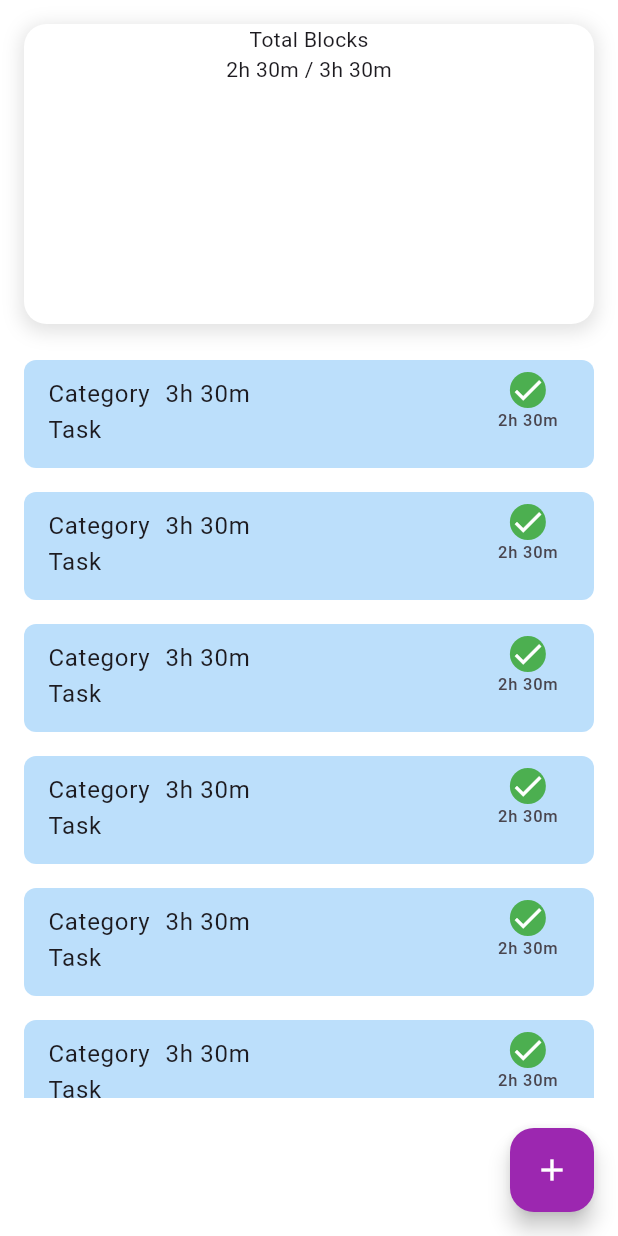
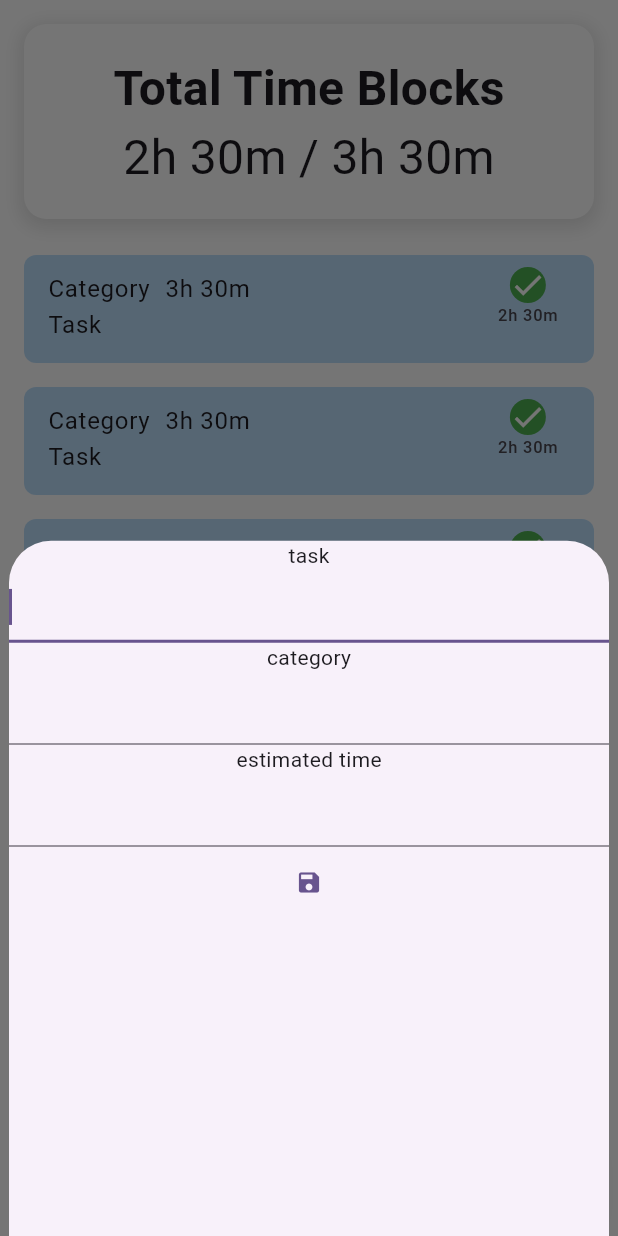
Before and after one commit to kabbotalukder/mindblocks-flutter, a Flutter app: the screen it shows after launch, after a tap on the "add" icon, on a phone screen of 412 x 824 dp. Run offline on Flutter 3.47's test engine with Material 3 defaults, Android fonts, the phone set to English and light mode, and no system bars.

```diff
--- a/lib/home_view.dart
+++ b/lib/home_view.dart
@@ -2,16 +2,20 @@ import 'package:flutter/material.dart';
 import 'package:mindblocks/timerapp.dart';
 
 class HomeView extends StatefulWidget {
-  const HomeView({super.key});
+  HomeView({super.key});
 
-  var taskList = [
-    {
-      "taskName": "task 1",
-      "taskCategory": "coding",
-      "taskEstTime": 1800,
-      "taskTimer": 0
-    }
-  ];
+  String? newTaskTitle;
+  String? newTaskCategory;
+  String? newTaskEst;
+
+  // var taskList = [
+  //   {
+  //     "taskName": "task 1",
+  //     "taskCategory": "coding",
+  //     "taskEstTime": 1800,
+  //     "taskTimer": 0
+  //   }
+  // ];
 
   @override
   State<HomeView> createState() => _HomeViewState();
@@ -47,10 +51,58 @@ class _HomeViewState extends State<HomeView> {
       // ),
       floatingActionButton: FloatingActionButton(
         onPressed: (){
-          print("fein");
+          showModalBottomSheet(
+              context: context,
+              builder: (context) => SingleChildScrollView(
+                child: Container(
+                  height: 600,
+                  width: 400,
+                  child: Column(
+                    children: [
+                      const Text("task"),
+                      TextField(
+                        autofocus: true,
+                        onChanged: (
+                            (value) {
+                              widget.newTaskTitle = value;
+                            }
+                        ),
+                      ),
+                      const Text("category"),
+                      TextField(
+                        autofocus: true,
+                        onChanged: (
+                            (value) {
+                              widget.newTaskCategory = value;
+                            }
+                        ),
+                      ),
+                      const Text("estimated time"),
+                      TextField(
+                        autofocus: true,
+                        onChanged: (
+                            (value) {
+                              widget.newTaskEst = value;
+                            }
+                        ),
+                      ),
+                      TextButton(
+                          onPressed: (){
+
+                            Navigator.pop(context);
+                          },
+                          child: const Icon(
+                            Icons.save
+                          )
+                      )
+                    ],
+                  ),
+                ),
+              )
+          );
         },
         backgroundColor: Colors.purple,
-        child: Icon(
+        child: const Icon(
           Icons.add,
           color: Colors.white,
         ),
@@ -71,16 +123,29 @@ class _HomeViewState extends State<HomeView> {
                       color: Colors.grey.withOpacity(0.3),
                       spreadRadius: 2,
                       blurRadius: 10,
-                      offset: Offset(0, 3), // changes position of shadow
+                      offset: const Offset(0, 3), // changes position of shadow
                     ),
                   ],
                 ),
                 width: double.infinity,
-                height: 200,
+                height: 130,
                 child: const Column(
                   children: [
-                    Text("Total Blocks"),
-                    Text("2h 30m / 3h 30m")
+                    SizedBox(height: 20,),
+                    Text(
+                      "Total Time Blocks",
+                      style: TextStyle(
+                        fontSize: 32,
+                        fontWeight: FontWeight.w600
+                      ),
+                    ),
+                    Text(
+                      "2h 30m / 3h 30m",
+                      style: TextStyle(
+                        fontSize: 32,
+                        fontWeight: FontWeight.w400
+                      ),
+                    )
                   ],
                 ),
               ),
@@ -88,9 +153,9 @@ class _HomeViewState extends State<HomeView> {
             //const SizedBox(height: 5),
             SizedBox(
               width: double.infinity,
-              height: 500,
+              height: 645,
               child: ListView.builder(
-                itemCount: 20,
+                itemCount: 5,
                 scrollDirection: Axis.vertical,
                 itemBuilder: (context, index){
                   return AnimatedContainer(
@@ -115,7 +180,7 @@ class _HomeViewState extends State<HomeView> {
                             children: [
                               AnimatedContainer(
                                 duration: const Duration(milliseconds: 600),
-                                decoration: BoxDecoration(
+                                decoration: const BoxDecoration(
                                   color: Colors.green,
                                   shape: BoxShape.circle,
                                 ),
@@ -129,7 +194,7 @@ class _HomeViewState extends State<HomeView> {
                           ),
                         ),
                         title: const Padding(
-                          padding: const EdgeInsets.only(bottom: 5, top: 3),
+                          padding: EdgeInsets.only(bottom: 5, top: 3),
                           child: Column(
                             crossAxisAlignment: CrossAxisAlignment.start,
                             children: [
```
